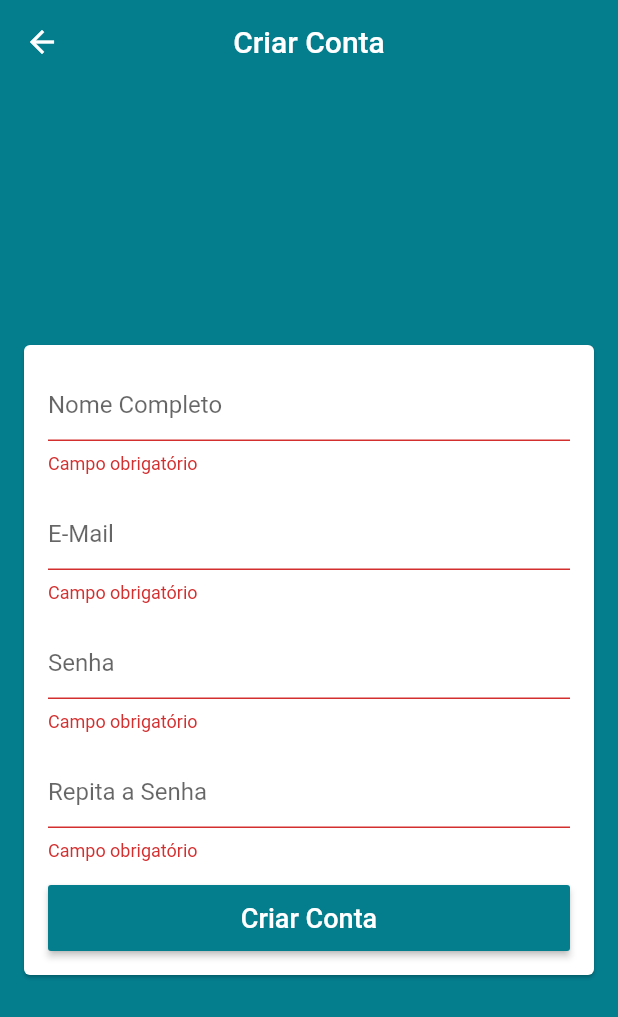
After one commit to jdaibello/loja-virtual, a Flutter app: the SignUpScreen screen opened by its route, after a tap on "Criar Conta", on a phone screen of 412 x 824 dp. The commit adds this screen. Shown: the top 1017 px of the screen. Run offline on Flutter 3.47's test engine with Material 2 defaults, Android fonts, the phone set to English and light mode, and no system bars; our stand-ins replace cloud_firestore, firebase_auth; accounts and stored records are empty.

Commit message:
Cadastro com Login e Senha

```diff
--- a/lib/main.dart
+++ b/lib/main.dart
@@ -1,6 +1,8 @@
 import 'package:flutter/material.dart';
 import 'package:loja_virtual/models/user_manager.dart';
 import 'package:loja_virtual/screens/base/base_screen.dart';
+import 'package:loja_virtual/screens/login/login_screen.dart';
+import 'package:loja_virtual/screens/signup/signup_screen.dart';
 import 'package:provider/provider.dart';
 
 void main() {
@@ -12,6 +14,7 @@ class MyApp extends StatelessWidget {
   Widget build(BuildContext context) {
     return ChangeNotifierProvider(
       create: (_) => UserManager(),
+      lazy: false,
       child: MaterialApp(
         title: 'Loja do João',
         debugShowCheckedModeBanner: false,
@@ -23,7 +26,24 @@ class MyApp extends StatelessWidget {
           ),
           visualDensity: VisualDensity.adaptivePlatformDensity,
         ),
-        home: BaseScreen(),
+        initialRoute: '/base',
+        onGenerateRoute: (settings) {
+          switch(settings.name) {
+            case '/login':
+              return MaterialPageRoute(
+                  builder: (_) => LoginScreen()
+              );
+            case '/signup':
+              return MaterialPageRoute(
+                builder: (_) => SignUpScreen()
+              );
+            case '/base':
+            default:
+              return MaterialPageRoute(
+                  builder: (_) => BaseScreen()
+              );
+          }
+        },
       ),
     );
   }
--- a/lib/models/user.dart
+++ b/lib/models/user.dart
@@ -1,7 +1,33 @@
+import 'package:cloud_firestore/cloud_firestore.dart';
+
 class User {
 
-  User({this.email, this.password});
+  User({this.email, this.password, this.name, this.id});
 
+  User.fromDocument(DocumentSnapshot document) {
+    id = document.documentID;
+    name = document.data['name'] as String;
+    email = document.data['email'] as String;
+  }
+
+  String id;
+  String name;
   String email;
   String password;
+
+  String confirmPassword;
+
+  DocumentReference get firestoreRef =>
+    Firestore.instance.document('users/$id');
+
+  Future<void> saveData() async {
+    await firestoreRef.setData(toMap());
+  }
+
+  Map<String, dynamic> toMap() {
+    return {
+      'name': name,
+      'email': email,
+    };
+  }
 }
--- /dev/null
+++ b/lib/screens/signup/signup_screen.dart
@@ -0,0 +1,148 @@
+import 'package:flutter/material.dart';
+import 'package:loja_virtual/helpers/validators.dart';
+import 'package:loja_virtual/models/user.dart';
+import 'package:loja_virtual/models/user_manager.dart';
+import 'package:provider/provider.dart';
+
+class SignUpScreen extends StatelessWidget {
+
+  final GlobalKey<FormState> formKey = GlobalKey<FormState>();
+  final GlobalKey<ScaffoldState> scaffoldKey = GlobalKey<ScaffoldState>();
+
+  final User user = User();
+
+  @override
+  Widget build(BuildContext context) {
+    return Scaffold(
+      key: scaffoldKey,
+      appBar: AppBar(
+        title: const Text('Criar Conta'),
+        centerTitle: true,
+      ),
+      body: Center(
+        child: Card(
+          margin: const EdgeInsets.symmetric(horizontal: 16),
+          child: Form(
+            key: formKey,
+            child: Consumer<UserManager>(
+              builder: (_, userManager, __) {
+                return ListView(
+                  padding: const EdgeInsets.all(16),
+                  shrinkWrap: true,
+                  children: <Widget>[
+                    TextFormField(
+                      decoration: const InputDecoration(hintText: 'Nome Completo'),
+                      enabled: !userManager.loading,
+                      validator: (name) {
+                        if (name.isEmpty)
+                          return 'Campo obrigatório';
+                        else if (name.trim().split(' ').length <= 1)
+                          return 'Preencha seu Nome Completo';
+                        return null;
+                      },
+                      onSaved: (name) => user.name = name,
+                    ),
+                    const SizedBox(height: 16,),
+                    TextFormField(
+                      decoration: const InputDecoration(hintText: 'E-Mail'),
+                      enabled: !userManager.loading,
+                      keyboardType: TextInputType.emailAddress,
+                      autocorrect: false,
+                      validator: (email) {
+                        if (email.isEmpty)
+                          return 'Campo obrigatório';
+                        else if (!emailValid(email))
+                          return 'E-Mail inválido';
+                        return null;
+                      },
+                      onSaved: (email) => user.email = email,
+                    ),
+                    const SizedBox(height: 16,),
+                    TextFormField(
+                      decoration: const InputDecoration(hintText: 'Senha'),
+                      enabled: !userManager.loading,
+                      autocorrect: false,
+                      obscureText: true,
+                      validator: (pass) {
+                        if (pass.isEmpty)
+                          return 'Campo obrigatório';
+                        else if (pass.length < 6)
+                          return 'Senha muito curta';
+                        return null;
+                      },
+                      onSaved: (pass) => user.password = pass,
+                    ),
+                    const SizedBox(height: 16,),
+                    TextFormField(
+                      decoration: const InputDecoration(hintText: 'Repita a Senha'),
+                      enabled: !userManager.loading,
+                      autocorrect: false,
+                      obscureText: true,
+                      validator: (pass) {
+                        if (pass.isEmpty)
+                          return 'Campo obrigatório';
+                        else if (pass.length < 6)
+                          return 'Senha muito curta';
+                        return null;
+                      },
+                      onSaved: (pass) => user.confirmPassword = pass,
+                    ),
+                    const SizedBox(height: 16,),
+                    SizedBox(
+                      height: 44,
+                      child: RaisedButton(
+                        color: Theme.of(context).primaryColor,
+                        disabledColor: Theme.of(context).primaryColor
+                            .withAlpha(100),
+                        textColor: Colors.white,
+                        onPressed: userManager.loading ? null : () {
+                          if (formKey.currentState.validate()) {
+                            formKey.currentState.save();
+
+                            if (user.password != user.confirmPassword) {
+                              scaffoldKey.currentState.showSnackBar(
+                                  SnackBar(
+                                    content: const Text('Senhas não coincidem!'),
+                                    backgroundColor: Colors.red,
+                                  )
+                              );
+                              return;
+                            }
+                            userManager.signUp(
+                                user: user,
+                                onSuccess: () {
+                                  Navigator.of(context).pop();
+                                },
+                                onFail: (e) {
+                                  scaffoldKey.currentState.showSnackBar(
+                                      SnackBar(
+                                        content: Text('Falha ao cadastrar: $e'),
+                                        backgroundColor: Colors.red,
+                                      )
+                                  );
+                                }
+                            );
+                          }
+                        },
+                        child: userManager.loading ?
+                        CircularProgressIndicator(
+                          valueColor: AlwaysStoppedAnimation(Colors.white),
+                        )
+                        : const Text(
+                          'Criar Conta',
+                          style: TextStyle(
+                              fontSize: 18
+                          ),
+                        ),
+                      ),
+                    )
+                  ],
+                );
+              },
+            ),
+          ),
+        ),
+      ),
+    );
+  }
+}
```
Also changed, not shown: lib/common/custom_drawer/custom_drawer.dart (+20 -1 lines), lib/common/custom_drawer/custom_drawer_header.dart (added, +59 -0 lines), lib/models/user_manager.dart (+35 -6 lines), lib/screens/base/base_screen.dart (+6 -2 lines), lib/screens/login/login_screen.dart (+14 -1 lines).
